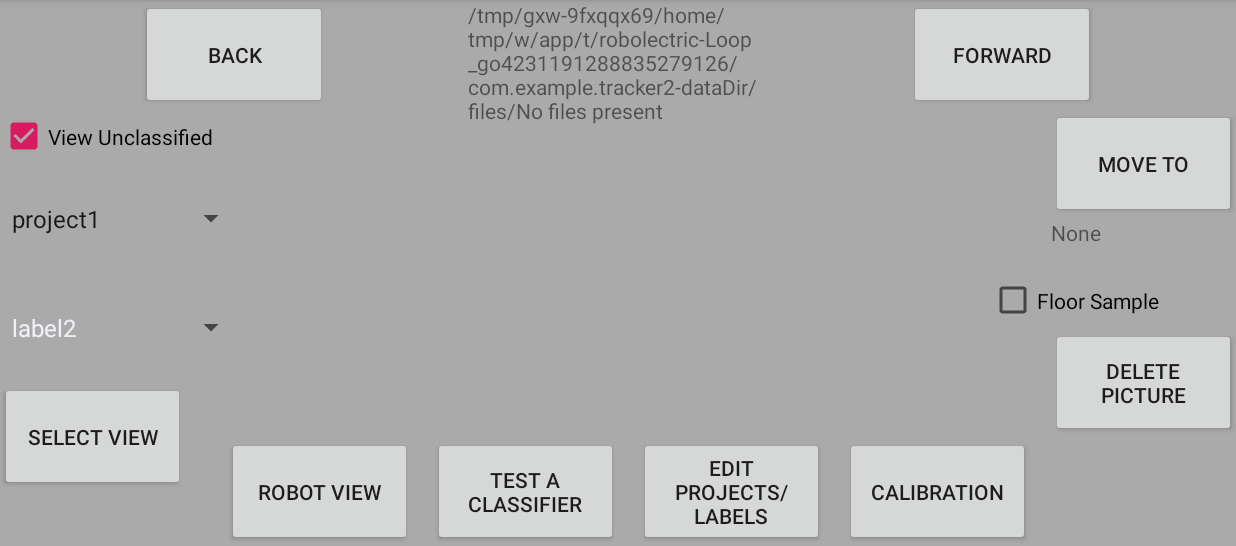
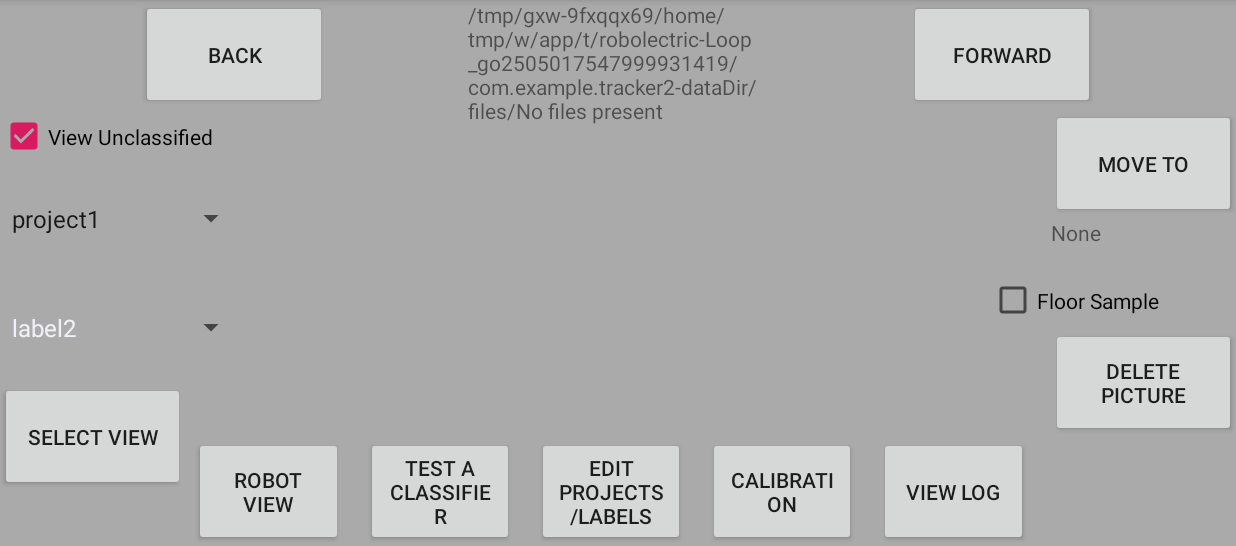
Before and after one commit to gjf2a/Tracker2, an Android app: the MainActivity screen opened directly, with no data from a screen before it, after a tap on "TO MANAGER", on a phone screen of 824 x 412 dp (held sideways), the part 72-618 px from its top. Run offline under Robolectric (Android 15) with nearby library versions, the phone set to English and light mode, and no system bars; libraries missing offline, so code that uses them is left out: androidx.camera.core, androidx.camera.lifecycle, androidx.camera.view; network calls fail; 3 statements that could not run were skipped; 2 other taps on this screen came first.

```diff
--- a/app/src/main/AndroidManifest.xml
+++ b/app/src/main/AndroidManifest.xml
@@ -13,7 +13,8 @@
         android:roundIcon="@mipmap/ic_launcher_round"
         android:supportsRtl="true"
         android:theme="@style/AppTheme">
-        <activity android:name=".RectangleCalibrationActivity"></activity>
+        <activity android:name=".LogViewActivity"></activity>
+        <activity android:name=".RectangleCalibrationActivity" />
         <activity android:name=".CalibrationActivity" />
         <activity
             android:name=".TestActivity"
--- a/app/src/main/java/com/example/tracker2/ArduinoTalker.java
+++ b/app/src/main/java/com/example/tracker2/ArduinoTalker.java
@@ -10,6 +10,7 @@ import android.util.Log;
 
 import java.util.HashMap;
 import java.util.Map;
+
 
 /**
  * Created by gabriel on 5/25/18.
@@ -188,9 +189,6 @@ public class ArduinoTalker implements ClassifierListener {
         if (!s.endsWith("\n")) {
             s += "\n";
         }
-        Log.i(TAG, "Sending: '" + s + "'");
-        int sent = send(s.getBytes());
-        Log.i(TAG, "Message is " + s.getBytes().length + " bytes; " + sent + " bytes sent");
-        return sent;
+        return send(s.getBytes());
     }
 }
--- a/app/src/main/java/com/example/tracker2/CommandHistory.kt
+++ b/app/src/main/java/com/example/tracker2/CommandHistory.kt
@@ -13,7 +13,8 @@ class HistoryItem(val command: String, var numUses: Int = 1) {
     override fun hashCode(): Int = command.hashCode() + numUses
 }
 
-class CommandHistory(private val filename: String) {
+class CommandHistory(outputDir: File) {
+    private val filename = "$outputDir${File.separator}$HISTORY_FILE"
     private val history = HashMap<String,HistoryItem>()
 
     init {
@@ -25,6 +26,10 @@ class CommandHistory(private val filename: String) {
                 history[line[0]] = HistoryItem(line[0], Integer.parseInt(line[1]))
             }
         }
+    }
+
+    fun eraseHistory() {
+        File(filename).delete()
     }
 
     override fun equals(other: Any?): Boolean = (other is CommandHistory) && history == other.history && filename == other.filename
--- /dev/null
+++ b/app/src/main/java/com/example/tracker2/Logger.kt
@@ -0,0 +1,29 @@
+package com.example.tracker2
+
+import android.util.Log
+import com.example.tracker2.MainActivity.Companion.TAG
+import java.io.File
+import java.io.FileWriter
+import java.io.PrintWriter
+
+
+const val LOG_NAME = "_log"
+
+class Logger(outputDir: File) {
+    private val logFile = File("$outputDir${File.separator}$LOG_NAME")
+    var active = true
+
+    fun clear() {
+        logFile.delete()
+    }
+
+    fun log(s: String) {
+        if (active) {
+            val writer = PrintWriter(FileWriter(logFile, true))
+            writer.println("[$s]")
+            writer.close()
+        }
+    }
+
+    fun get() = logFile.readText()
+}
--- a/app/src/main/java/com/example/tracker2/MainActivity.kt
+++ b/app/src/main/java/com/example/tracker2/MainActivity.kt
@@ -55,7 +55,7 @@ open class FileAccessActivity : AppCompatActivity() {
     }
 
     protected fun setupHistory() {
-        history = CommandHistory("${outputDir.toString()}${File.separator}$HISTORY_FILE")
+        history = CommandHistory(outputDir)
     }
 }
 
@@ -78,6 +78,7 @@ class MainActivity : FileAccessActivity(), TextListener, MessageReceiver, FPSRec
     private val messageQueue = ArrayBlockingQueue<String>(100)
     private var tts: TextToSpeech? = null
     private val savedClassifiers = ArrayList<BitmapClassifier>()
+    lateinit var logger: Logger
 
     override fun onInit(status: Int) {
         // From: https://www.tutorialkart.com/kotlin-android/android-text-to-speech-kotlin-example/
@@ -115,7 +116,8 @@ class MainActivity : FileAccessActivity(), TextListener, MessageReceiver, FPSRec
     override fun onCreate(savedInstanceState: Bundle?) {
         super.onCreate(savedInstanceState)
         setContentView(R.layout.activity_main)
-
+        logger = Logger(outputDir)
+        logger.clear()
         setupHistory();
         messageThread.start()
 
@@ -154,7 +156,7 @@ class MainActivity : FileAccessActivity(), TextListener, MessageReceiver, FPSRec
         show("Attempting to connect...\n")
         val arduino = ArduinoTalker(this@MainActivity.getSystemService(Context.USB_SERVICE) as UsbManager)
         if (arduino.connected()) {
-            reader = TextReader(arduino)
+            reader = TextReader(arduino, logger)
             talker = arduino
             show("Connected\n")
             reader.addListener(this)
--- a/app/src/main/java/com/example/tracker2/ManagerActivity.kt
+++ b/app/src/main/java/com/example/tracker2/ManagerActivity.kt
@@ -169,6 +169,10 @@ class ManagerActivity : FileAccessActivity() {
             startActivity(Intent(this@ManagerActivity, CalibrationActivity::class.java))
         }
 
+        view_log.setOnClickListener {
+            startActivity(Intent(this@ManagerActivity, LogViewActivity::class.java))
+        }
+
         move_picture_button.setOnClickListener {
             if (photos.files.currentFile() != null) {
                 photos.manager.moveFileTo(photos.files.currentFile()!!, photos.projectName(), photos.labelName())
--- a/app/src/main/res/layout/activity_manager.xml
+++ b/app/src/main/res/layout/activity_manager.xml
@@ -132,7 +132,7 @@
         android:id="@+id/go_to_image_button"
         android:layout_width="0dp"
         android:layout_height="0dp"
-        app:layout_constraintWidth_percent=".15"
+        app:layout_constraintWidth_percent=".12"
         app:layout_constraintHeight_percent=".2"
         android:text="Robot View"
         app:layout_constraintLeft_toLeftOf="parent"
@@ -149,7 +149,7 @@
         app:layout_constraintBottom_toBottomOf="parent"
         android:layout_width="0dp"
         android:layout_height="0dp"
-        app:layout_constraintWidth_percent=".15"
+        app:layout_constraintWidth_percent=".12"
         app:layout_constraintHeight_percent=".2"/>
 
     <Button
@@ -169,7 +169,7 @@
         android:id="@+id/go_to_project_label"
         android:layout_width="0dp"
         android:layout_height="0dp"
-        app:layout_constraintWidth_percent=".15"
+        app:layout_constraintWidth_percent=".12"
         app:layout_constraintHeight_percent=".2"
         android:text="Edit Projects/Labels"
         app:layout_constraintLeft_toRightOf="@id/go_to_test_button"
@@ -182,10 +182,23 @@
         android:id="@+id/go_to_calibration"
         android:layout_width="0dp"
         android:layout_height="0dp"
-        app:layout_constraintWidth_percent=".15"
+        app:layout_constraintWidth_percent=".12"
         app:layout_constraintHeight_percent=".2"
         android:text="Calibration"
         app:layout_constraintLeft_toRightOf="@id/go_to_project_label"
+        app:layout_constraintRight_toLeftOf="@id/view_log"
+        app:layout_constraintBottom_toBottomOf="parent"
+        android:elevation="2dp"
+        />
+
+    <Button
+        android:id="@+id/view_log"
+        android:layout_width="0dp"
+        android:layout_height="0dp"
+        app:layout_constraintWidth_percent=".12"
+        app:layout_constraintHeight_percent=".2"
+        android:text="View Log"
+        app:layout_constraintLeft_toRightOf="@id/go_to_calibration"
         app:layout_constraintRight_toLeftOf="@id/delete_picture_button"
         app:layout_constraintBottom_toBottomOf="parent"
         android:elevation="2dp"
```
Also changed, not shown: app/src/main/java/com/example/tracker2/LogViewActivity.kt (added, +18 -0 lines), app/src/main/java/com/example/tracker2/TextReader.kt (+10 -3 lines), app/src/main/res/layout/activity_log_view.xml (added, +24 -0 lines), 1 other file.
